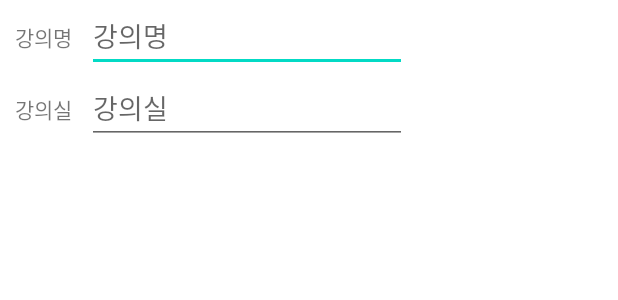
After one commit to phantomsquid0928/project2022, an Android app: the layout dialog_timetable.xml on its own in the app's theme, with its tools: preview values and no code run, on a phone screen of 412 x 824 dp. The commit adds this screen. Shown: the top 300 px of the screen. Run offline under Robolectric (Android 15) with nearby library versions, the phone set to English and light mode, and no system bars.

Commit message:
feat: 시간표 입력 dialog 구현

```diff
--- /dev/null
+++ b/app/src/main/res/layout/dialog_timetable.xml
@@ -0,0 +1,58 @@
+<LinearLayout
+    android:layout_width="match_parent"
+    android:layout_height="wrap_content"
+    android:orientation="vertical"
+    xmlns:android="http://schemas.android.com/apk/res/android">
+
+    <LinearLayout
+        android:layout_width="wrap_content"
+        android:layout_height="wrap_content"
+        android:orientation="horizontal">
+
+        <TextView
+            android:id="@+id/Name"
+            android:layout_marginLeft="10dp"
+            android:layout_width="wrap_content"
+            android:layout_height="wrap_content"
+            android:layout_weight="1"
+            android:text="강의명" />
+
+        <EditText
+            android:id="@+id/lectureName"
+            android:layout_marginLeft="10dp"
+            android:layout_width="match_parent"
+            android:layout_height="wrap_content"
+            android:layout_weight="1"
+            android:ems="10"
+            android:inputType="text"
+            android:text=""
+            android:privateImeOptions="defaultInputmode=korean"
+            android:hint="강의명" />
+    </LinearLayout>
+
+    <LinearLayout
+        android:layout_width="wrap_content"
+        android:layout_height="wrap_content"
+        android:orientation="horizontal">
+
+        <TextView
+            android:id="@+id/Room"
+            android:layout_marginLeft="10dp"
+            android:layout_width="wrap_content"
+            android:layout_height="wrap_content"
+            android:layout_weight="1"
+            android:text="강의실" />
+
+        <EditText
+            android:layout_marginLeft="10dp"
+            android:id="@+id/lectureRoom"
+            android:layout_width="match_parent"
+            android:layout_height="wrap_content"
+            android:layout_weight="1"
+            android:ems="10"
+            android:inputType="text"
+            android:text=""
+            android:privateImeOptions="defaultInputmode=korean"
+            android:hint="강의실" />
+    </LinearLayout>
+</LinearLayout>
```
Also changed, not shown: app/src/main/java/com/squid0928/project/TimetableFragment.java (+71 -8 lines).
